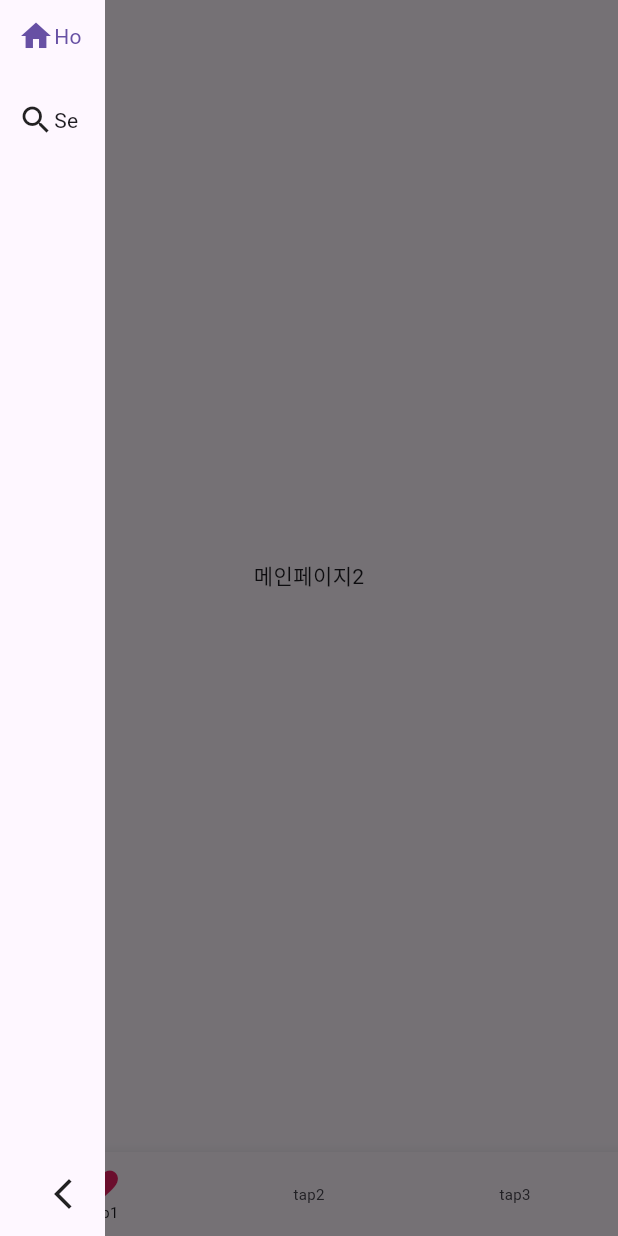
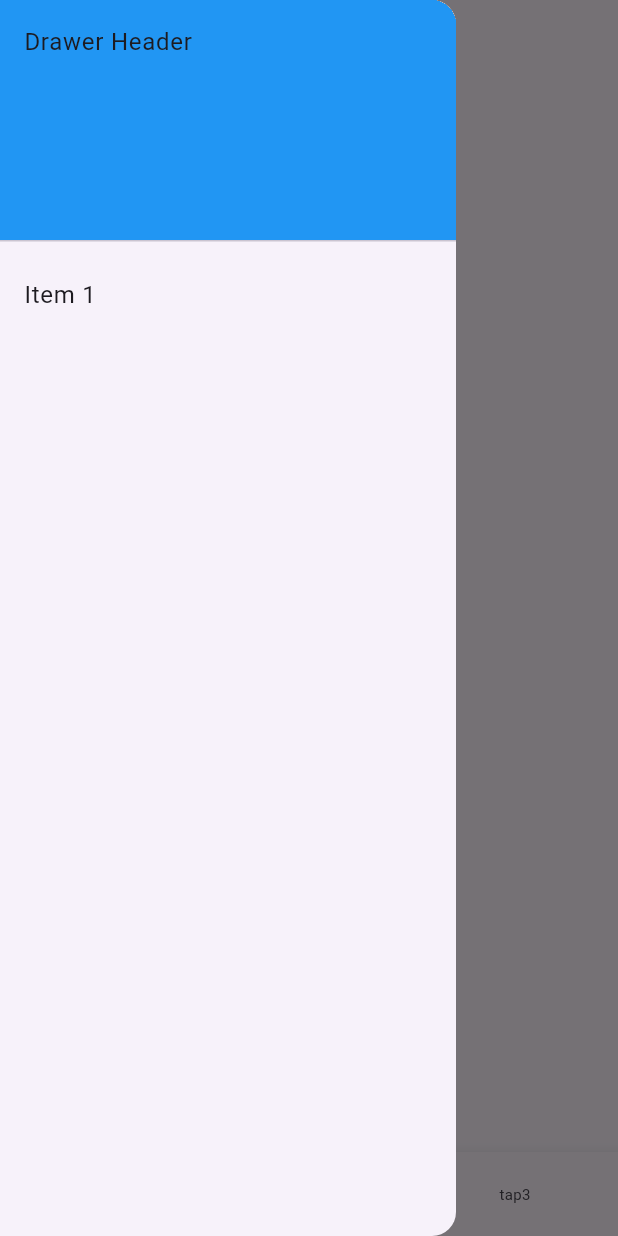
Before and after one commit to untoc-camp/loopy_friends, a Flutter app: the screen it shows after launch, with the side drawer open, on a phone screen of 412 x 824 dp. Run offline on Flutter 3.47's test engine with Material 3 defaults, Android fonts, the phone set to English and light mode, and no system bars; drawn by our look-alikes of sidebarx; our stand-ins replace get; Roboto replaces fonts that are missing (Nanum Gothic).

Commit message:
사이드 바 제작
사이드 바 제작

```diff
--- /dev/null
+++ b/lib/components/side_Bar/side_bar.dart
@@ -0,0 +1,33 @@
+import 'package:flutter/material.dart';
+import 'package:get/get.dart';
+import 'package:loopy_friends/components/side_Bar/side_bar_controller.dart';
+
+class SideBar extends StatelessWidget {
+  const SideBar({
+    super.key,
+    required this.controller,
+  });
+
+  final SideBarController controller;
+
+  @override
+  Widget build(BuildContext context) {
+    return Drawer(
+      child: ListView(
+        padding: EdgeInsets.zero,
+        children: <Widget>[
+          DrawerHeader(
+            child: Text('Drawer Header'),
+            decoration: BoxDecoration(
+              color: Colors.blue,
+            ),
+          ),
+          ListTile(
+            title: Text('Item 1'),
+            onTap: controller.closeDrawer,
+          )
+        ],
+      ),
+    );
+  }
+}
--- /dev/null
+++ b/lib/components/side_Bar/side_bar_controller.dart
@@ -0,0 +1,14 @@
+import 'package:flutter/material.dart';
+import 'package:get/get.dart';
+
+class SideBarController extends GetxController {
+  var scaffoldKey = GlobalKey<ScaffoldState>();
+
+  void openDrawer() {
+    scaffoldKey.currentState?.openDrawer();
+  }
+
+  void closeDrawer() {
+    scaffoldKey.currentState?.openEndDrawer();
+  }
+}
--- a/lib/layout/main_layout.dart
+++ b/lib/layout/main_layout.dart
@@ -1,32 +1,26 @@
-import 'package:flutter/cupertino.dart';
 import 'package:flutter/material.dart';
-import 'package:flutter/widgets.dart';
 import 'package:get/get.dart';
 import 'package:loopy_friends/components/bottom_navigation/bottom_navigation.dart';
 import 'package:loopy_friends/components/bottom_navigation/bottom_navigation_bar_controller.dart';
-import 'package:sidebarx/sidebarx.dart';
-
+import 'package:loopy_friends/components/side_Bar/side_bar.dart';
+import 'package:loopy_friends/components/side_Bar/side_bar_controller.dart';
 
 class MainLayout extends StatelessWidget {
   final Widget child;
   MainLayout({super.key, required this.child});
+  final controller = Get.put(SideBarController());
   @override
   Widget build(BuildContext context) {
     Get.put(MyBottomNavgationBarController());
     return Scaffold(
-      drawer: SidebarX(
-        controller: SidebarXController(selectedIndex: 0, extended: true),
-        items: const [
-          SidebarXItem(icon: Icons.home, label: 'Home'),
-          SidebarXItem(icon: Icons.search, label: 'Search'),
-        ],
-      ),
-      body: Column(
-        mainAxisAlignment: MainAxisAlignment.spaceBetween, children: [
+      appBar: AppBar(),
+      key: controller.scaffoldKey,
+      drawer: SideBar(controller: controller),
+      body:
+          Column(mainAxisAlignment: MainAxisAlignment.spaceBetween, children: [
         Expanded(
           child: Row(
             children: [
-
               Expanded(
                 child: SizedBox(
                   width: MediaQuery.of(context).size.width - 80,
--- a/pubspec.yaml
+++ b/pubspec.yaml
@@ -37,7 +37,7 @@ dependencies:
   # Use with the CupertinoIcons class for iOS style icons.
   cupertino_icons: ^1.0.6
   file_picker: ^8.0.0+1
-  sidebarx: ^0.17.1
+
 
 dev_dependencies:
   flutter_test:
```
Also changed, not shown: pubspec.lock.
